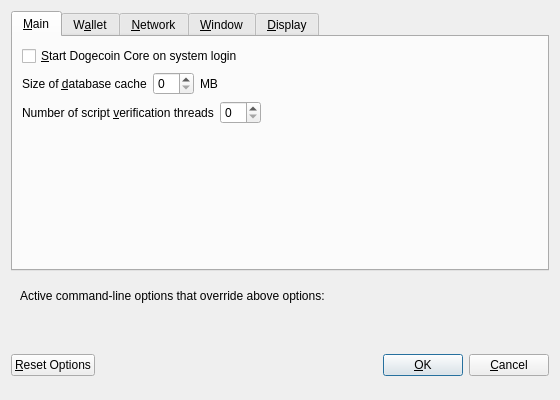
First picture: the form in NewYorkCoin-AuxPow/src/qt/forms/optionsdialog.ui, repository MrSlosh/NewYorkCoin-AuxPow, before the edit.
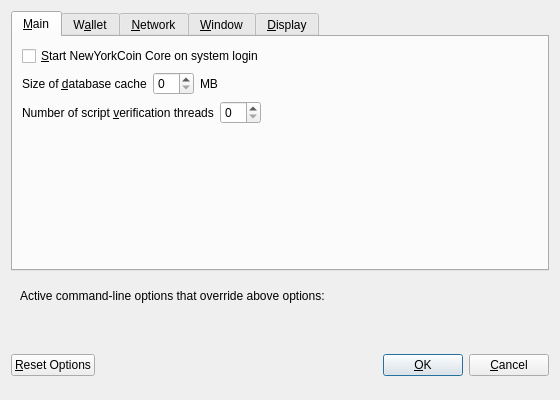
Second picture: the form after the edit. Custom widgets are drawn as their Qt base class.

Commit message: Replaced instances of Dogecoin with NewYorkCoin

The edit to the form file:
```diff
--- a/NewYorkCoin-AuxPow/src/qt/forms/optionsdialog.ui
+++ b/NewYorkCoin-AuxPow/src/qt/forms/optionsdialog.ui
@@ -33,7 +33,7 @@
           <string>Automatically start Dogecoin Core after logging in to the system.</string>
          </property>
          <property name="text">
-          <string>&amp;Start Dogecoin Core on system login</string>
+          <string>&amp;Start NewYorkCoin Core on system login</string>
          </property>
         </widget>
        </item>
```
Left out of the diff: 8 changed lines with no effect on the pictures. The commit also changes 157 other files.
